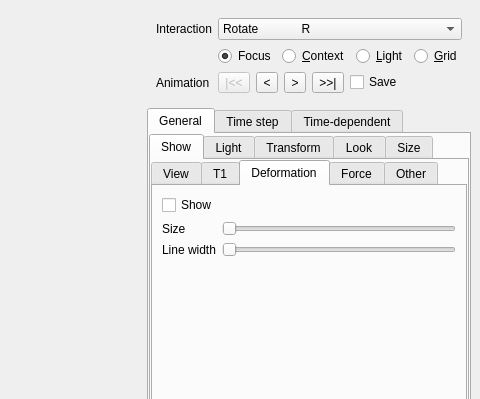
Above: MainWindow.ui from danlipsa/foamvis before the change; both pictures show x 563 to 1043 and y 0 to 399 of the 1043 by 596 pixel window. Below: the same form after it.
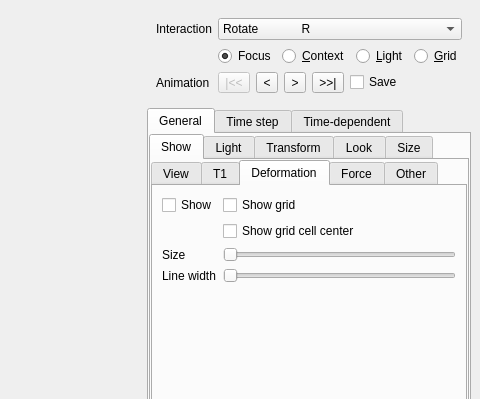
That is the form after the change. The open tabs and pages were chosen to show the change. Custom widgets are drawn as their Qt base class.

Patch:
```diff
--- a/MainWindow.ui
+++ b/MainWindow.ui
@@ -445,21 +445,14 @@
                    <string>Deformation</string>
                   </attribute>
                   <layout class="QFormLayout" name="formLayout_8">
-                   <item row="0" column="0" colspan="2">
-                    <widget class="QCheckBox" name="checkBoxShowDeformation">
-                     <property name="text">
-                      <string>Show</string>
-                     </property>
-                    </widget>
-                   </item>
-                   <item row="1" column="0">
+                   <item row="2" column="0">
                     <widget class="QLabel" name="label_27">
                      <property name="text">
                       <string>Size</string>
                      </property>
                     </widget>
                    </item>
-                   <item row="1" column="1">
+                   <item row="2" column="1">
                     <widget class="QSlider" name="horizontalSliderEllipseSize">
                      <property name="minimum">
                       <number>0</number>
@@ -469,14 +462,14 @@
                      </property>
                     </widget>
                    </item>
-                   <item row="2" column="0">
+                   <item row="3" column="0">
                     <widget class="QLabel" name="label_29">
                      <property name="text">
                       <string>Line width</string>
                      </property>
                     </widget>
                    </item>
-                   <item row="2" column="1">
+                   <item row="3" column="1">
                     <widget class="QSlider" name="horizontalSliderEllipseLineWidth">
                      <property name="value">
                       <number>0</number>
@@ -486,6 +479,27 @@
                      </property>
                     </widget>
                    </item>
+                   <item row="0" column="1">
+                    <widget class="QCheckBox" name="checkBoxDeformationGrid">
+                     <property name="text">
+                      <string>Show grid</string>
+                     </property>
+                    </widget>
+                   </item>
+                   <item row="0" column="0">
+                    <widget class="QCheckBox" name="checkBoxShowDeformation">
+                     <property name="text">
+                      <string>Show</string>
+                     </property>
+                    </widget>
+                   </item>
+                   <item row="1" column="1">
+                    <widget class="QCheckBox" name="checkBoxDeformationGridCellCenter">
+                     <property name="text">
+                      <string>Show grid cell center</string>
+                     </property>
+                    </widget>
+                   </item>
                   </layout>
                  </widget>
                  <widget class="QWidget" name="tabForce">
```
Left out of the diff: 224 changed lines with no effect on the pictures.
